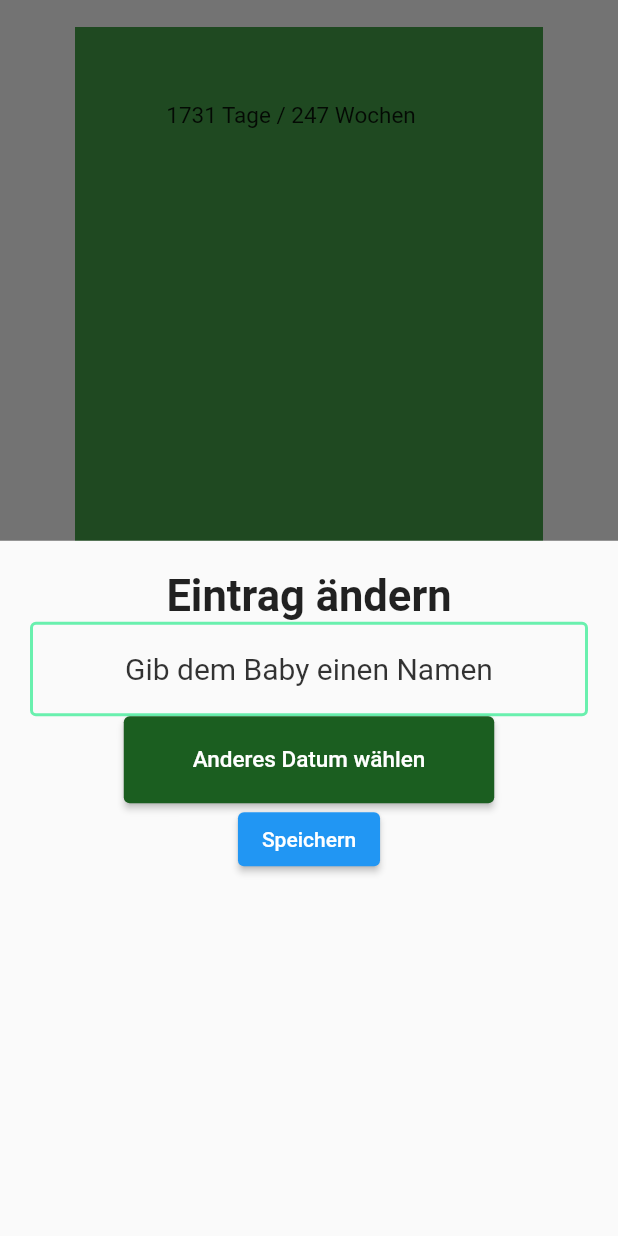
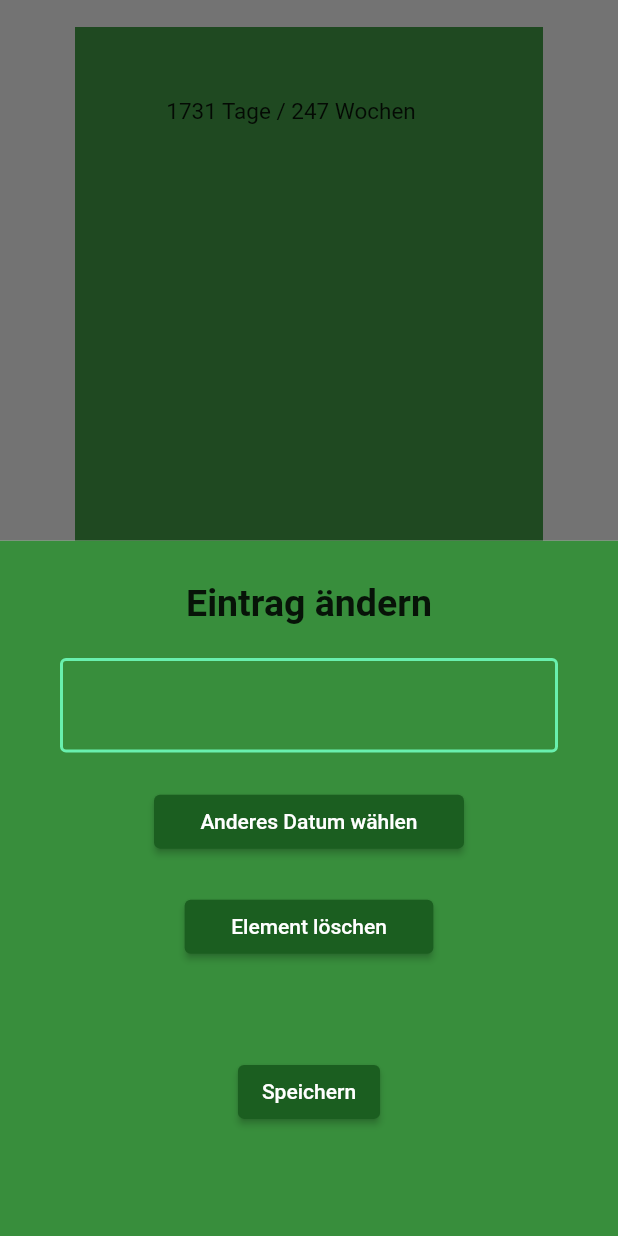
Before and after one commit to Haering97/Pleek, a Flutter app: the PlantCard widget shown alone on an empty page, opened directly with empty values, after a tap on the "wysiwyg" icon, on a phone screen of 412 x 824 dp. Run offline on Flutter 3.47's test engine with Material 2 defaults, Android fonts, the phone set to English and light mode, and no system bars; our stand-ins replace shared_preferences; accounts and stored records are empty.

Commit message:
modal styling

```diff
--- a/lib/changeEntryModal.dart
+++ b/lib/changeEntryModal.dart
@@ -4,12 +4,14 @@ class changeEntryModal extends StatefulWidget {
   const changeEntryModal({
     required this.changeName,
     required this.changeDate,
+    required this.deletePlant,
     required this.oldName,
     required this.oldDate,
     Key? key,
   }) : super(key: key);
   final Function changeName;
   final Function changeDate;
+  final VoidCallback deletePlant;
   final String oldName;
   final DateTime oldDate;
 
@@ -50,27 +52,30 @@ class _changeEntryModalState extends State<changeEntryModal> {
               context: context,
               builder: (BuildContext context) {
                 return Container(
+                  color: Colors.green.shade700,
                   width: double.infinity,
                   child: Container(
-                    margin: EdgeInsets.all(20),
-                    child: Column(children: [
+                    margin: EdgeInsets.fromLTRB(40, 5, 40, 50),
+                    child: Column(
+                        mainAxisAlignment: MainAxisAlignment.spaceEvenly,
+                        children: [
                           const Text(
                             "Eintrag ändern",
                             style: TextStyle(
-                            fontSize: 29, fontWeight: FontWeight.bold),
+                                fontSize: 25, fontWeight: FontWeight.bold),
                           ),
                           TextField(
                             //TODO alten Namen dem Widget übergeben
-                        onChanged: (value) => nameChanged=true,
+                            onChanged: (value) => nameChanged = true,
                             textAlign: TextAlign.center,
                             controller: textController,
-                        decoration: const InputDecoration(
+                            decoration: InputDecoration(
                                 border: OutlineInputBorder(),
                                 enabledBorder: OutlineInputBorder(
                                   borderSide: BorderSide(
                                       color: Colors.greenAccent, width: 2),
                                 ),
-                            hintText: 'Gib dem Baby einen Namen',
+                                hintText: widget.oldName,
                                 hintStyle: TextStyle(
                                     color: Color.fromRGBO(0, 0, 0, 0.8),
                                     fontSize: 20)),
@@ -78,9 +83,11 @@ class _changeEntryModalState extends State<changeEntryModal> {
                           ElevatedButton(
                             onPressed: () => selectDateAndSave(context),
                             child: Container(
-                            margin: const EdgeInsets.fromLTRB(30, 20, 30, 20),
+                                margin:
+                                    const EdgeInsets.fromLTRB(15, 10, 15, 10),
                                 child: const Text("Anderes Datum wählen",
-                                style: TextStyle(fontSize: 15))),
+                                    textAlign: TextAlign.center,
+                                    style: TextStyle(fontSize: 14))),
                             style: ButtonStyle(
                               backgroundColor:
                                   MaterialStateProperty.resolveWith<Color>(
@@ -94,9 +101,51 @@ class _changeEntryModalState extends State<changeEntryModal> {
                             ),
                           ),
                           ElevatedButton(
+                            onPressed: () {
+                              widget.deletePlant();
+                              Navigator.pop(context);
+                            },
+                            child: Container(
+                                margin:
+                                    const EdgeInsets.fromLTRB(15, 10, 15, 10),
+                                child: const Text("Element löschen",
+                                    textAlign: TextAlign.center,
+                                    style: TextStyle(fontSize: 14))),
+                            style: ButtonStyle(
+                              backgroundColor:
+                                  MaterialStateProperty.resolveWith<Color>(
+                                (Set<MaterialState> states) {
+                                  if (states.contains(MaterialState.pressed)) {
+                                    return Colors.greenAccent;
+                                  }
+                                  return Colors.green.shade900;
+                                },
+                              ),
+                            ),
+                          ),
+                          Container(
+                            margin: EdgeInsets.fromLTRB(0, 40, 0, 0),
+                            child: ElevatedButton(
                               onPressed: () =>
                                   Navigator.pop(context, textController.text),
-                          child: Text("Speichern"))
+                              child: Container(
+                                  //margin: const EdgeInsets.fromLTRB(15, 0, 15, 0),
+                                  child: const Text("Speichern",
+                                      textAlign: TextAlign.center,
+                                      style: TextStyle(fontSize: 14))),
+                              style: ButtonStyle(
+                                backgroundColor:
+                                    MaterialStateProperty.resolveWith<Color>(
+                                  (Set<MaterialState> states) {
+                                    if (states.contains(MaterialState.pressed)) {
+                                      return Colors.greenAccent;
+                                    }
+                                    return Colors.green.shade900;
+                                  },
+                                ),
+                              ),
+                            ),
+                          )
                         ]),
                   ),
                 );
@@ -107,7 +156,10 @@ class _changeEntryModalState extends State<changeEntryModal> {
               }
               if (nameChanged) {
                 widget.changeName(widget.oldName, value);
-              };
+              }
+              textController.clear();
+              dateChanged = false;
+              nameChanged = false;
             });
           });
         });
--- a/lib/plant.dart
+++ b/lib/plant.dart
@@ -15,7 +15,7 @@ class PlantCard extends StatelessWidget {
   }) : super(key: key);
   final String name;
   final DateTime date;
-  final VoidCallback deletePlant;
+  final Function deletePlant;
   final Function changeName;
   final Function changeDate;
 
@@ -45,7 +45,7 @@ class PlantCard extends StatelessWidget {
         children: [
           Center(
             child: InkWell(
-              onLongPress: deletePlant,
+              onLongPress: null,
               child: Ink(
                 child: Icon(Icons.delete),
               ),
@@ -58,7 +58,7 @@ class PlantCard extends StatelessWidget {
                 child: Text(
                   name,
                   style: const TextStyle(
-                    fontSize: 26,
+                    fontSize: 23,
                     fontWeight: FontWeight.bold,
                   ),
                   textAlign: TextAlign.center,
@@ -77,7 +77,7 @@ class PlantCard extends StatelessWidget {
             ],
           ),
           Center(
-              child: changeEntryModal(oldName: name,oldDate: date,changeName: changeName,changeDate: changeDate) ),
+              child: changeEntryModal(oldName: name,oldDate: date,changeName: changeName,changeDate: changeDate,deletePlant: () => deletePlant(name),) ),
         ],
       ),
     );
--- a/lib/plantList.dart
+++ b/lib/plantList.dart
@@ -30,7 +30,7 @@ class PlantList extends StatelessWidget {
                 PlantCard(
                   name: item.name,
                   date: item.date,
-                  deletePlant: () => deletePlant(item.name),
+                  deletePlant: deletePlant,
                   changeName: changeName,
                   changeDate: changeDate,
                 ))
```
Lines whose indentation alone changed are shown as unchanged.
